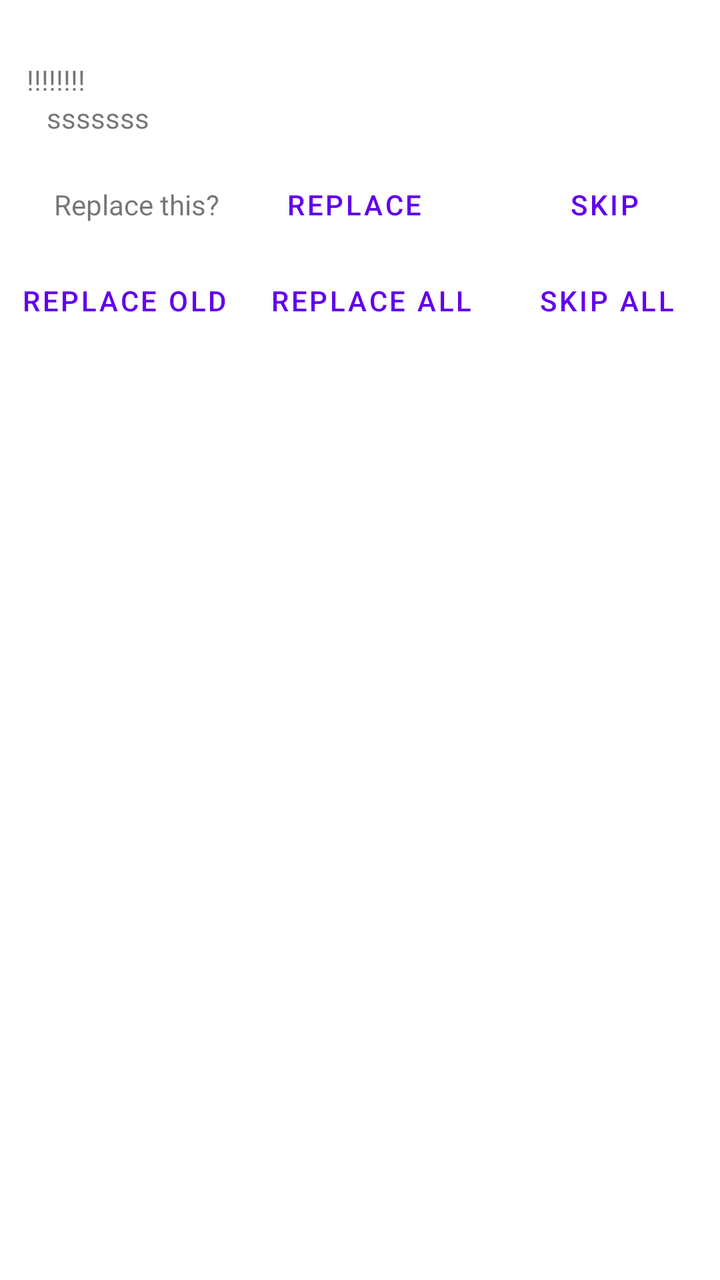
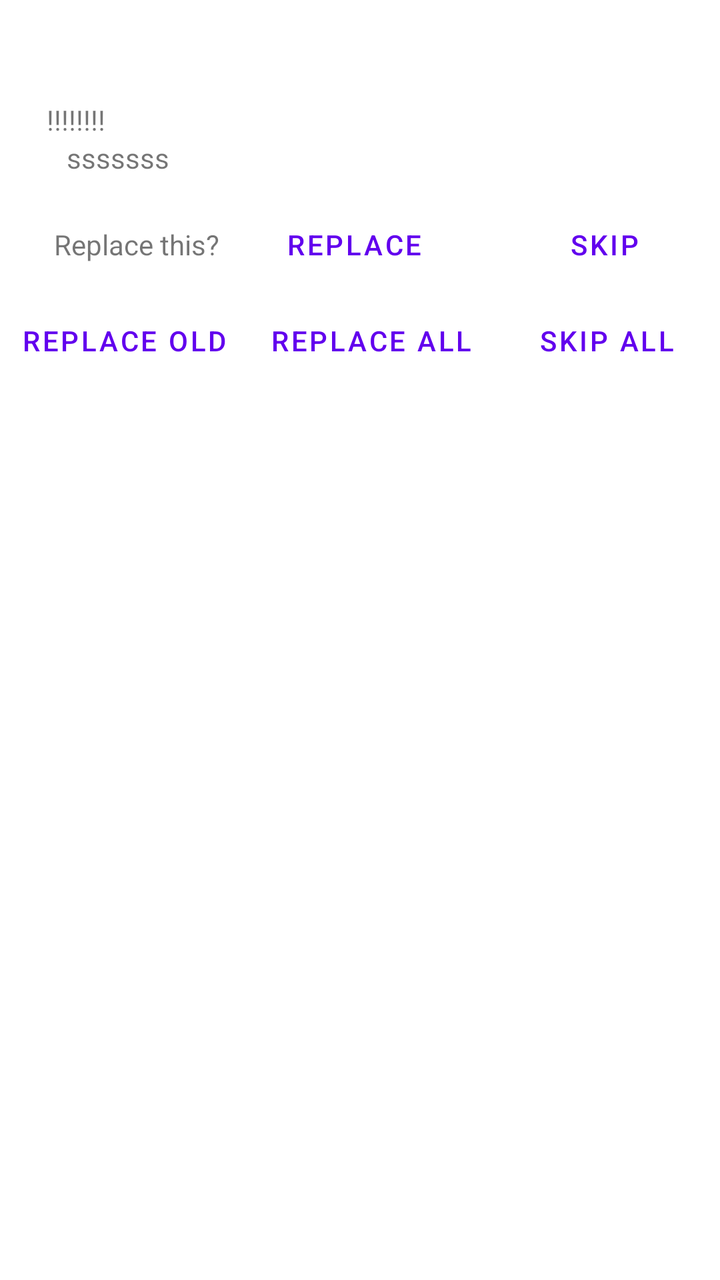

Before-and-after screenshots of an Android layout around one commit, followed by the original layout XML and the change that was made.
<!-- AndroidManifest.xml: fallback theme Theme.MaterialComponents.DayNight.NoActionBar -->
<!-- res/layout/file_exists.xml -->
<LinearLayout xmlns:android="http://schemas.android.com/apk/res/android"
    android:layout_width="fill_parent"
    android:layout_height="wrap_content"
    android:layout_marginTop="10dip"
    android:orientation="vertical" >

    <TextView
        android:id="@+id/dlg_title"
        android:layout_height="wrap_content"
        android:layout_width="fill_parent"
        android:layout_marginStart="10dip"
        android:layout_marginBottom="6dip"
        android:textAppearance="?android:attr/textAppearanceMedium"
        android:textStyle="bold"
        />

    <TextView
        android:id="@+id/msg_text"
        android:layout_height="wrap_content"
        android:layout_width="wrap_content"
        android:layout_marginStart="10dip"
        android:text=" !!!!!!!!"
        />

    <TextView
        android:id="@+id/conflict_details"
        android:layout_height="wrap_content"
        android:layout_width="wrap_content"
        android:layout_marginStart="20dip"
        android:text=" sssssss"
        />

    <LinearLayout
        android:layout_width="fill_parent"
        android:layout_height="wrap_content"
        android:layout_marginTop="10dip"
        android:gravity="center_horizontal"
        android:orientation="horizontal" >

        <TextView
            android:layout_height="wrap_content"
            android:layout_width="wrap_content"
            android:layout_marginEnd="10dip"
            android:layout_weight="1"
            android:gravity="right"
            android:text="@string/replace_this"
            />

        <Button style="?android:attr/buttonBarButtonStyle"
            android:id="@+id/yes_replace"
            android:layout_width="wrap_content"
            android:layout_height="wrap_content"
            android:layout_marginEnd="10dip"
            android:layout_weight="1"
            android:text="@string/dialog_replace"
            />

        <Button style="?android:attr/buttonBarButtonStyle"
            android:id="@+id/no_skip"
            android:layout_width="wrap_content"
            android:layout_height="wrap_content"
            android:layout_weight="1"
            android:text="@string/dialog_skip" />

    </LinearLayout>

    <LinearLayout
        android:layout_width="fill_parent"
        android:layout_height="wrap_content"
        android:layout_marginTop="0dip"
        android:gravity="center_horizontal"
        android:orientation="horizontal" >

        <Button style="?android:attr/buttonBarButtonStyle"
            android:id="@+id/replace_old"
            android:layout_width="wrap_content"
            android:layout_height="wrap_content"
            android:layout_weight="1"
            android:text="@string/dialog_replace_old"
            />

        <Button style="?android:attr/buttonBarButtonStyle"
            android:id="@+id/replace_all"
            android:layout_width="wrap_content"
            android:layout_height="wrap_content"
            android:layout_marginEnd="10dip"
            android:layout_weight="1"
            android:text="@string/dialog_replace_all"
            />

        <Button style="?android:attr/buttonBarButtonStyle"
            android:id="@+id/skip_all"
            android:layout_width="wrap_content"
            android:layout_height="wrap_content"
            android:layout_marginEnd="10dip"
            android:layout_weight="1"
            android:text="@string/dialog_skip_all"
            />

    </LinearLayout>


</LinearLayout>
<!-- resources referenced by this layout -->
<resources>
  <string name="dialog_replace">Replace</string>
  <string name="dialog_replace_all">Replace all</string>
  <string name="dialog_replace_old">Replace old</string>
  <string name="dialog_skip">Skip</string>
  <string name="dialog_skip_all">Skip all</string>
  <string name="replace_this">Replace this?</string>
</resources>

<!-- the commit's change to res/layout/file_exists.xml (unified diff, before → after) -->
@@ -1,15 +1,15 @@
 <LinearLayout xmlns:android="http://schemas.android.com/apk/res/android"
     android:layout_width="fill_parent"
     android:layout_height="wrap_content"
-    android:layout_marginTop="10dip"
     android:orientation="vertical" >
 
     <TextView
         android:id="@+id/dlg_title"
         android:layout_height="wrap_content"
         android:layout_width="fill_parent"
-        android:layout_marginStart="10dip"
-        android:layout_marginBottom="6dip"
+        android:layout_marginTop="16dip"
+        android:layout_marginStart="20dip"
+        android:layout_marginBottom="10dip"
         android:textAppearance="?android:attr/textAppearanceMedium"
         android:textStyle="bold"
         />
@@ -18,7 +18,7 @@
         android:id="@+id/msg_text"
         android:layout_height="wrap_content"
         android:layout_width="wrap_content"
-        android:layout_marginStart="10dip"
+        android:layout_marginStart="20dip"
         android:text=" !!!!!!!!"
         />
 
@@ -26,7 +26,7 @@
         android:id="@+id/conflict_details"
         android:layout_height="wrap_content"
         android:layout_width="wrap_content"
-        android:layout_marginStart="20dip"
+        android:layout_marginStart="30dip"
         android:text=" sssssss"
         />
 
